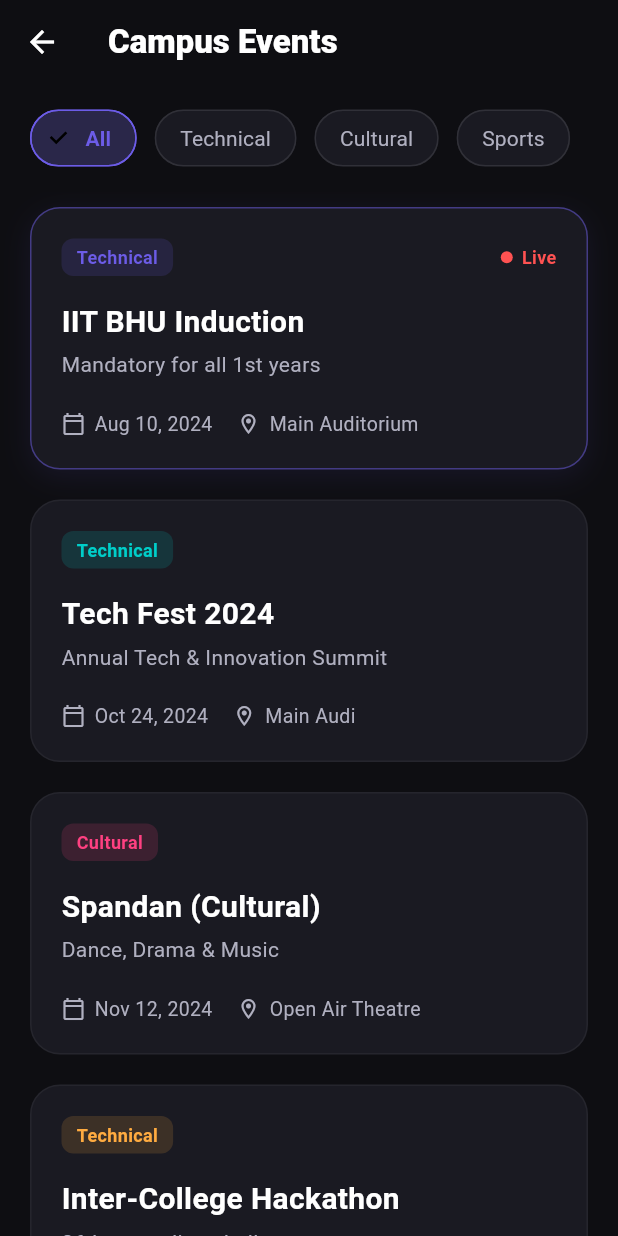
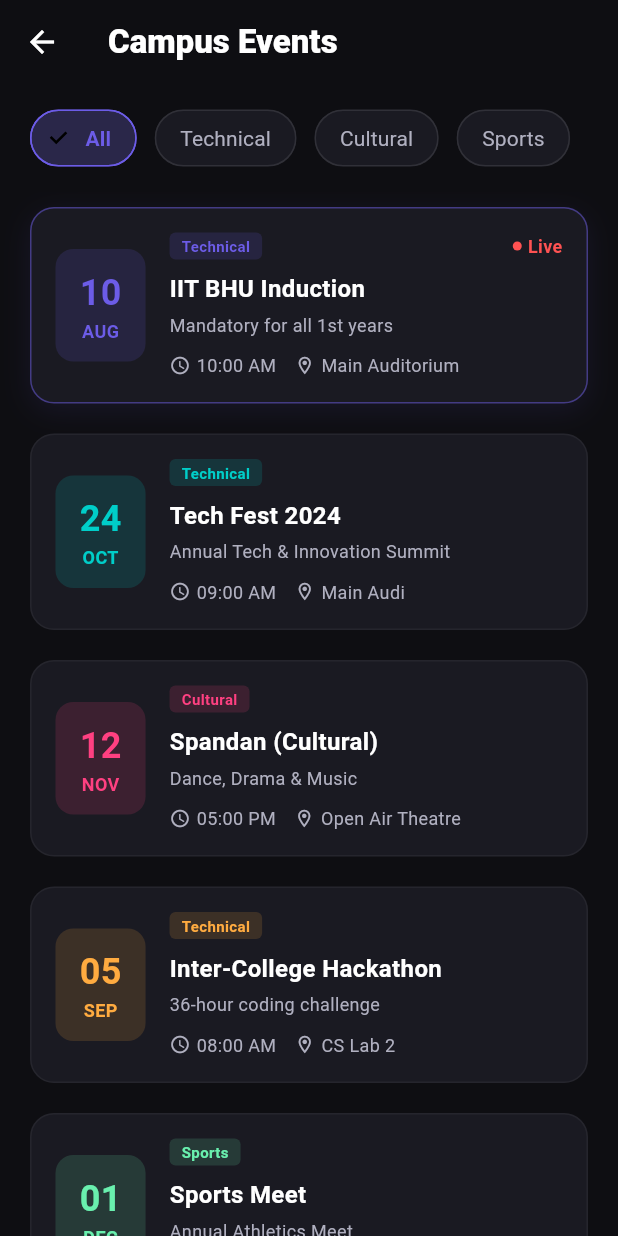
Before and after one commit to shrawanprajapati/GDGappDev, a Flutter app: the StudentEventsPage screen opened directly, on a phone screen of 412 x 824 dp. Run offline on Flutter 3.47's test engine with Material 3 defaults, Android fonts, the phone set to English and light mode, and no system bars; our stand-ins replace video_player.

```diff
--- a/uniloop/lib/student/events/student_events_page.dart
+++ b/uniloop/lib/student/events/student_events_page.dart
@@ -9,16 +9,17 @@ class StudentEventsPage extends StatefulWidget {
 }
 
 class _StudentEventsPageState extends State<StudentEventsPage> {
-  // Filter state
   String _selectedFilter = 'All';
   final List<String> _filters = ['All', 'Technical', 'Cultural', 'Sports'];
 
-  // Dummy Data for Events
+  // Dummy Events Data
   final List<Map<String, dynamic>> _events = [
     {
       'title': 'IIT BHU Induction',
       'subtitle': 'Mandatory for all 1st years',
       'date': 'Aug 10, 2024',
+      'day': '10',
+      'month': 'AUG',
       'time': '10:00 AM',
       'location': 'Main Auditorium',
       'category': 'Technical',
@@ -29,6 +30,8 @@ class _StudentEventsPageState extends State<StudentEventsPage> {
       'title': 'Tech Fest 2024',
       'subtitle': 'Annual Tech & Innovation Summit',
       'date': 'Oct 24, 2024',
+      'day': '24',
+      'month': 'OCT',
       'time': '09:00 AM',
       'location': 'Main Audi',
       'category': 'Technical',
@@ -39,6 +42,8 @@ class _StudentEventsPageState extends State<StudentEventsPage> {
       'title': 'Spandan (Cultural)',
       'subtitle': 'Dance, Drama & Music',
       'date': 'Nov 12, 2024',
+      'day': '12',
+      'month': 'NOV',
       'time': '05:00 PM',
       'location': 'Open Air Theatre',
       'category': 'Cultural',
@@ -49,6 +54,8 @@ class _StudentEventsPageState extends State<StudentEventsPage> {
       'title': 'Inter-College Hackathon',
       'subtitle': '36-hour coding challenge',
       'date': 'Sep 05, 2024',
+      'day': '05',
+      'month': 'SEP',
       'time': '08:00 AM',
       'location': 'CS Lab 2',
       'category': 'Technical',
@@ -59,6 +66,8 @@ class _StudentEventsPageState extends State<StudentEventsPage> {
       'title': 'Sports Meet',
       'subtitle': 'Annual Athletics Meet',
       'date': 'Dec 01, 2024',
+      'day': '01',
+      'month': 'DEC',
       'time': '07:00 AM',
       'location': 'Sports Ground',
       'category': 'Sports',
@@ -69,7 +78,6 @@ class _StudentEventsPageState extends State<StudentEventsPage> {
 
   @override
   Widget build(BuildContext context) {
-    // Filter logic
     final filteredEvents = _selectedFilter == 'All'
         ? _events
         : _events.where((e) => e['category'] == _selectedFilter).toList();
@@ -153,7 +161,7 @@ class _StudentEventsPageState extends State<StudentEventsPage> {
         margin: const EdgeInsets.only(bottom: 20),
         decoration: BoxDecoration(
           color: AppColors.surface,
-          borderRadius: BorderRadius.circular(20),
+          borderRadius: BorderRadius.circular(16),
           border: Border.all(
             color: event['isOngoing']
                 ? AppColors.primary.withValues(alpha: 0.5)
@@ -169,70 +177,99 @@ class _StudentEventsPageState extends State<StudentEventsPage> {
           ],
         ),
         child: Padding(
-          padding: const EdgeInsets.all(20.0),
+          padding: const EdgeInsets.all(16.0),
+          child: Row(
+            children: [
+              // Date Box (Left Side)
+              Container(
+                padding: const EdgeInsets.symmetric(vertical: 12, horizontal: 16),
+                decoration: BoxDecoration(
+                  color: event['color'].withValues(alpha: 0.15),
+                  borderRadius: BorderRadius.circular(12),
+                ),
+                child: Column(
+                  children: [
+                    Text(
+                      event['day'],
+                      style: TextStyle(color: event['color'], fontSize: 24, fontWeight: FontWeight.bold),
+                    ),
+                    Text(
+                      event['month'],
+                      style: TextStyle(color: event['color'], fontSize: 12, fontWeight: FontWeight.bold),
+                    ),
+                  ],
+                ),
+              ),
+              const SizedBox(width: 16),
+
+              // Event Details (Right Side)
+              Expanded(
                 child: Column(
                   crossAxisAlignment: CrossAxisAlignment.start,
                   children: [
                     Row(
-                mainAxisAlignment: MainAxisAlignment.spaceBetween,
                       children: [
                         Container(
-                    padding: const EdgeInsets.symmetric(horizontal: 10, vertical: 4),
+                          padding: const EdgeInsets.symmetric(horizontal: 8, vertical: 2),
                           decoration: BoxDecoration(
                             color: event['color'].withValues(alpha: 0.15),
-                      borderRadius: BorderRadius.circular(8),
+                            borderRadius: BorderRadius.circular(4),
                           ),
                           child: Text(
                             event['category'],
-                      style: TextStyle(color: event['color'], fontSize: 12, fontWeight: FontWeight.bold),
+                            style: TextStyle(color: event['color'], fontSize: 10, fontWeight: FontWeight.bold),
                           ),
                         ),
+                        const Spacer(),
                         if (event['isOngoing'])
                           Row(
                             children: [
                               Container(
-                          width: 8,
-                          height: 8,
+                                width: 6,
+                                height: 6,
                                 decoration: const BoxDecoration(color: Colors.redAccent, shape: BoxShape.circle),
                               ),
-                        const SizedBox(width: 6),
+                              const SizedBox(width: 4),
                               const Text('Live', style: TextStyle(color: Colors.redAccent, fontSize: 12, fontWeight: FontWeight.bold)),
                             ],
                           ),
                       ],
                     ),
-              const SizedBox(height: 16),
+                    const SizedBox(height: 8),
                     Text(
                       event['title'],
-                style: const TextStyle(
-                  color: AppColors.textPrimary,
-                  fontSize: 20,
-                  fontWeight: FontWeight.w700,
-                ),
+                      style: const TextStyle(color: AppColors.textPrimary, fontSize: 16, fontWeight: FontWeight.w700),
+                      maxLines: 1,
+                      overflow: TextOverflow.ellipsis,
                     ),
                     const SizedBox(height: 4),
                     Text(
                       event['subtitle'],
-                style: const TextStyle(color: AppColors.textSecondary, fontSize: 14),
+                      style: const TextStyle(color: AppColors.textSecondary, fontSize: 12),
+                      maxLines: 1,
+                      overflow: TextOverflow.ellipsis,
                     ),
-              const SizedBox(height: 20),
+                    const SizedBox(height: 10),
                     Row(
                       children: [
-                  const Icon(Icons.calendar_today_outlined, size: 16, color: AppColors.textSecondary),
-                  const SizedBox(width: 6),
-                  Text(event['date'], style: const TextStyle(color: AppColors.textSecondary, fontSize: 13)),
-                  const SizedBox(width: 16),
-                  const Icon(Icons.location_on_outlined, size: 16, color: AppColors.textSecondary),
-                  const SizedBox(width: 6),
+                        const Icon(Icons.access_time, size: 14, color: AppColors.textSecondary),
+                        const SizedBox(width: 4),
+                        Text(event['time'], style: const TextStyle(color: AppColors.textSecondary, fontSize: 12)),
+                        const SizedBox(width: 12),
+                        const Icon(Icons.location_on_outlined, size: 14, color: AppColors.textSecondary),
+                        const SizedBox(width: 4),
                         Expanded(
                           child: Text(
                             event['location'],
-                      style: const TextStyle(color: AppColors.textSecondary, fontSize: 13),
+                            style: const TextStyle(color: AppColors.textSecondary, fontSize: 12),
                             overflow: TextOverflow.ellipsis,
                           ),
                         ),
                       ],
                     ),
+                  ],
+                ),
+              )
             ],
           ),
         ),
@@ -297,20 +334,16 @@ class _StudentEventsPageState extends State<StudentEventsPage> {
                     borderRadius: BorderRadius.circular(16),
                     gradient: const LinearGradient(colors: [AppColors.primary, AppColors.accent]),
                   ),
-
-
                   child: ElevatedButton(
                     onPressed: () {
-                        Navigator.pop(context); // Close bottom sheet
-                        // Show Success Message
+                      Navigator.pop(context);
                       ScaffoldMessenger.of(context).showSnackBar(
                         SnackBar(
                           content: Text('Successfully Registered for ${event['title']}!'),
-                            backgroundColor: AppColors.accent,
+                          backgroundColor: AppColors.accent
                         ),
                       );
                     },
-
                     style: ElevatedButton.styleFrom(
                       backgroundColor: Colors.transparent,
                       shadowColor: Colors.transparent,
```
Also changed, not shown: uniloop/lib/student/drawer/student_drawer.dart (+10 -1 lines), uniloop/lib/student/workspace/my_projects_page.dart (added, +155 -0 lines), uniloop/lib/student/workspace/workspace_page.dart (added, +167 -0 lines), uniloop/lib/student/projects/workspace_page.dart (deleted). Lines whose indentation alone changed are shown as unchanged.
